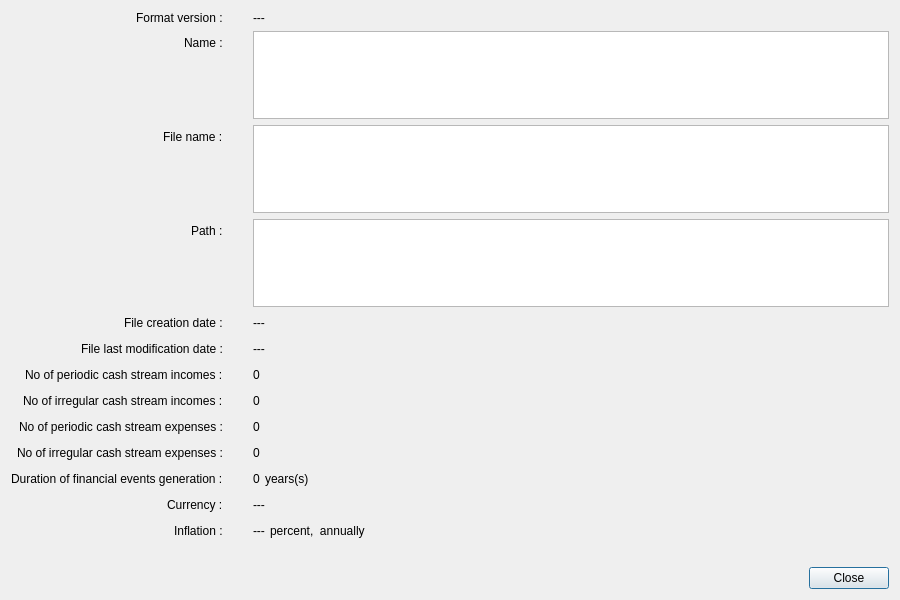
The window that src/scenariopropertiesdialog.ui (redmoon1945/gbp) describes before a commit, drawn with Qt 5.
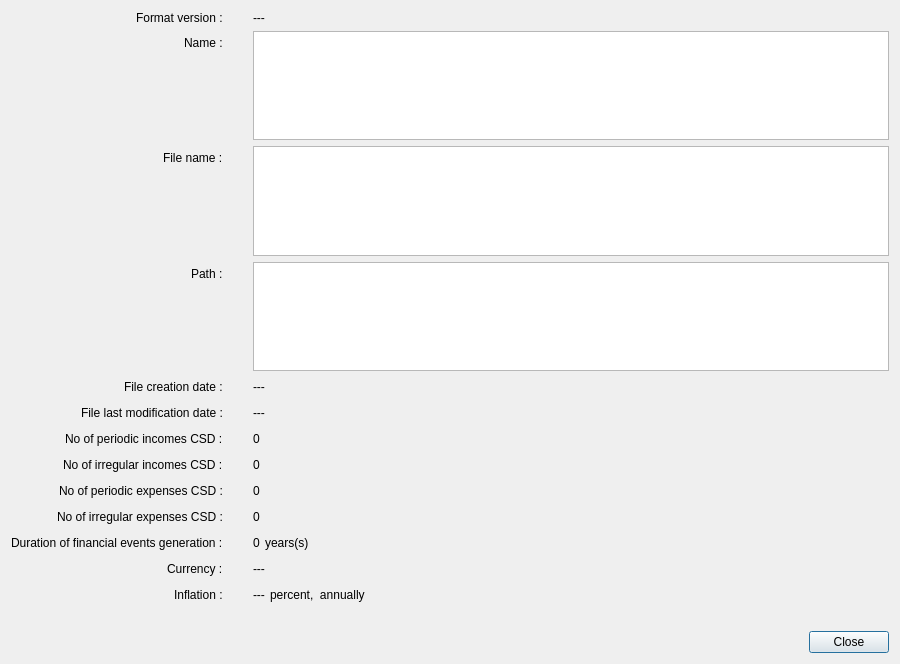
The same window after the commit.

What changed in the file:
```diff
--- a/src/scenariopropertiesdialog.ui
+++ b/src/scenariopropertiesdialog.ui
@@ -7,7 +7,7 @@
     <x>0</x>
     <y>0</y>
     <width>900</width>
-    <height>600</height>
+    <height>664</height>
    </rect>
   </property>
   <property name="windowTitle">
@@ -156,7 +156,7 @@
        <item row="6" column="0">
         <widget class="QLabel" name="label_4">
          <property name="text">
-          <string>No of periodic cash stream incomes :</string>
+          <string>No of periodic incomes CSD :</string>
          </property>
         </widget>
        </item>
@@ -187,7 +187,7 @@
        <item row="7" column="0">
         <widget class="QLabel" name="label_5">
          <property name="text">
-          <string>No of irregular cash stream incomes :</string>
+          <string>No of irregular incomes CSD :</string>
          </property>
         </widget>
        </item>
@@ -218,7 +218,7 @@
        <item row="8" column="0">
         <widget class="QLabel" name="label_6">
          <property name="text">
-          <string>No of periodic cash stream expenses :</string>
+          <string>No of periodic expenses CSD :</string>
          </property>
         </widget>
        </item>
@@ -249,7 +249,7 @@
        <item row="9" column="0">
         <widget class="QLabel" name="label_7">
          <property name="text">
-          <string>No of irregular cash stream expenses :</string>
+          <string>No of irregular expenses CSD :</string>
          </property>
         </widget>
        </item>
@@ -484,6 +484,12 @@
          <property name="text">
           <string>Close</string>
          </property>
+         <property name="autoDefault">
+          <bool>false</bool>
+         </property>
+         <property name="default">
+          <bool>true</bool>
+         </property>
         </widget>
        </item>
       </layout>
```
